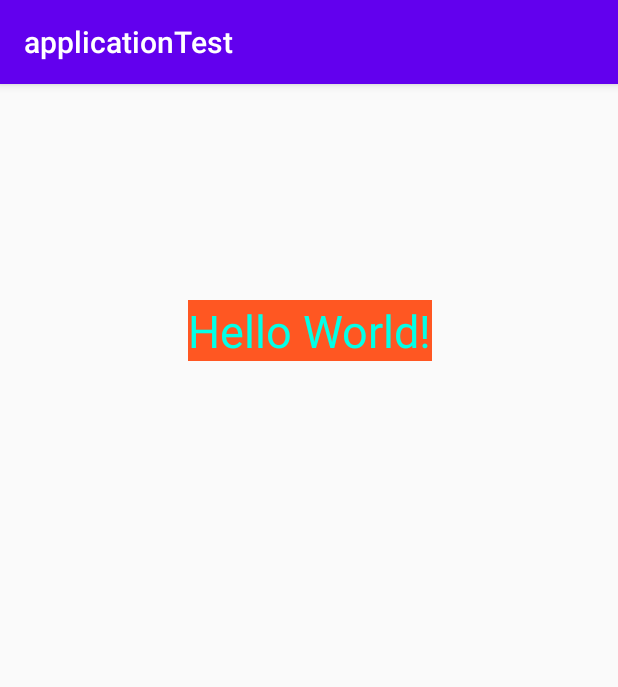
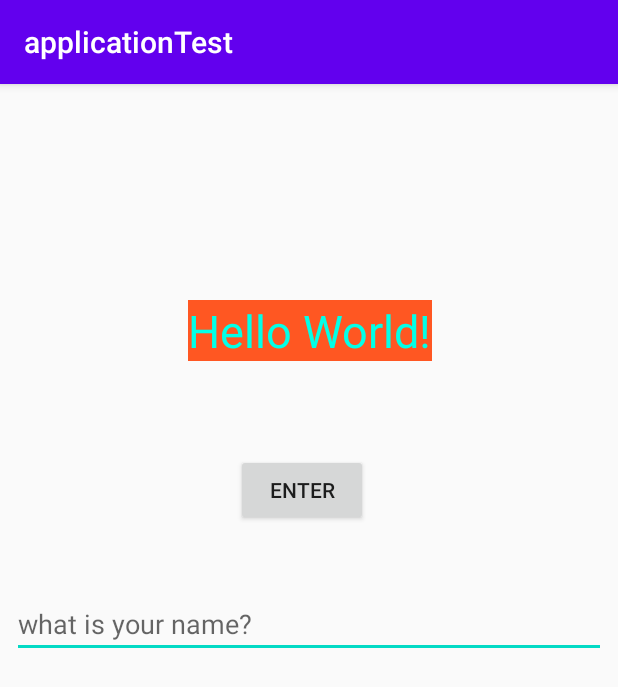
Before and after one commit to Erfaneftekharzadeh/applicationTest, an Android app: the screen it shows after launch (MainActivity), on a phone screen of 412 x 824 dp. Shown: the top 687 px of the screen. Run offline under Robolectric (Android 15) with nearby library versions, the phone set to English and light mode, and no system bars.

Commit message:
button and plain text added

```diff
--- a/app/src/main/java/com/erfan/android/applicationtest/MainActivity.java
+++ b/app/src/main/java/com/erfan/android/applicationtest/MainActivity.java
@@ -3,8 +3,23 @@ package com.erfan.android.applicationtest;
 import androidx.appcompat.app.AppCompatActivity;
 
 import android.os.Bundle;
+import android.util.Log;
+import android.view.View;
+import android.widget.EditText;
+import android.widget.TextView;
 
 public class MainActivity extends AppCompatActivity {
+
+
+    public void clickFunction(View view){
+
+        /*EditText textView=(EditText) findViewById(R.id.TextField);*/
+
+        Log.i("information", "Button in the main page is pressed: ");
+
+        /*Log.i("user name is:", textView.getText().toString());*/
+
+    }
 
     @Override
     protected void onCreate(Bundle savedInstanceState) {
--- a/app/src/main/res/layout/activity_main.xml
+++ b/app/src/main/res/layout/activity_main.xml
@@ -7,6 +7,7 @@
     tools:context=".MainActivity">
 
     <TextView
+        android:id="@+id/textView"
         android:layout_width="wrap_content"
         android:layout_height="wrap_content"
         android:layout_marginStart="168dp"
@@ -23,4 +24,37 @@
         app:layout_constraintStart_toStartOf="parent"
         app:layout_constraintTop_toTopOf="parent" />
 
+    <Button
+        android:id="@+id/button"
+        android:layout_width="wrap_content"
+        android:layout_height="wrap_content"
+        android:layout_marginStart="157dp"
+        android:layout_marginTop="52dp"
+        android:layout_marginEnd="167dp"
+        android:layout_marginBottom="464dp"
+        android:onClick="clickFunction"
+        android:text="@string/mainbutton"
+        app:layout_constraintBottom_toBottomOf="parent"
+        app:layout_constraintEnd_toEndOf="parent"
+        app:layout_constraintStart_toStartOf="parent"
+        app:layout_constraintTop_toBottomOf="@+id/textView" />
+
+    <EditText
+        android:id="@+id/TextField"
+        android:layout_width="0dp"
+        android:layout_height="wrap_content"
+        android:layout_marginStart="8dp"
+        android:layout_marginTop="38dp"
+        android:layout_marginEnd="8dp"
+        android:layout_marginBottom="381dp"
+        android:ems="10"
+        android:hint="@string/hintOfText"
+        android:inputType="textPersonName"
+        app:layout_constraintBottom_toBottomOf="parent"
+        app:layout_constraintEnd_toEndOf="parent"
+        app:layout_constraintHorizontal_bias="0.5"
+        app:layout_constraintStart_toStartOf="parent"
+        app:layout_constraintTop_toBottomOf="@+id/button"
+        android:autofillHints="" />
+
 </androidx.constraintlayout.widget.ConstraintLayout>
--- a/app/src/main/res/values/strings.xml
+++ b/app/src/main/res/values/strings.xml
@@ -1,4 +1,7 @@
 <resources>
     <string name="app_name">applicationTest</string>
     <string name="copy">Hello</string>
+    <string name="mainbutton">Enter</string>
+
+    <string name="hintOfText">what is your name?</string>
 </resources>
```
